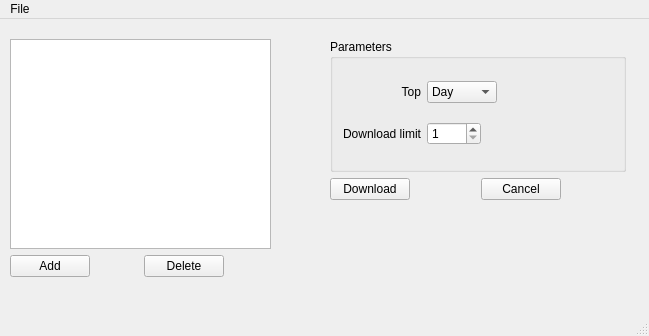
The window that reddit_content_downloader.ui (RomainCscn/reddit-content-downloader) describes before a commit, drawn with Qt 5.
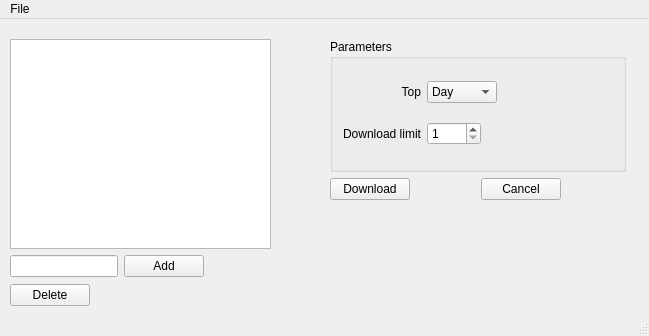
The same window after the commit.

Commit message: Add sample data in ui, update ui with line edit

Patch:
```diff
--- a/reddit_content_downloader.ui
+++ b/reddit_content_downloader.ui
@@ -197,6 +197,9 @@
       <layout class="QHBoxLayout" name="horizontalLayout_7">
        <item>
         <layout class="QHBoxLayout" name="horizontalLayout_5">
+         <item>
+          <widget class="QLineEdit" name="lineEdit"/>
+         </item>
          <item>
           <widget class="QPushButton" name="addButton">
            <property name="text">
@@ -220,7 +223,22 @@
         </layout>
        </item>
        <item>
-        <layout class="QHBoxLayout" name="horizontalLayout_6">
+        <layout class="QHBoxLayout" name="horizontalLayout_6"/>
+       </item>
+      </layout>
+     </item>
+    </layout>
+   </widget>
+   <widget class="QWidget" name="">
+    <property name="geometry">
+     <rect>
+      <x>10</x>
+      <y>260</y>
+      <width>131</width>
+      <height>32</height>
+     </rect>
+    </property>
+    <layout class="QHBoxLayout" name="horizontalLayout_9">
          <item>
           <widget class="QPushButton" name="deleteButton">
            <property name="text">
@@ -240,10 +258,6 @@
             </size>
            </property>
           </spacer>
-         </item>
-        </layout>
-       </item>
-      </layout>
      </item>
     </layout>
    </widget>
```
Lines whose indentation alone changed are shown as unchanged. The commit also changes 4 other files.
